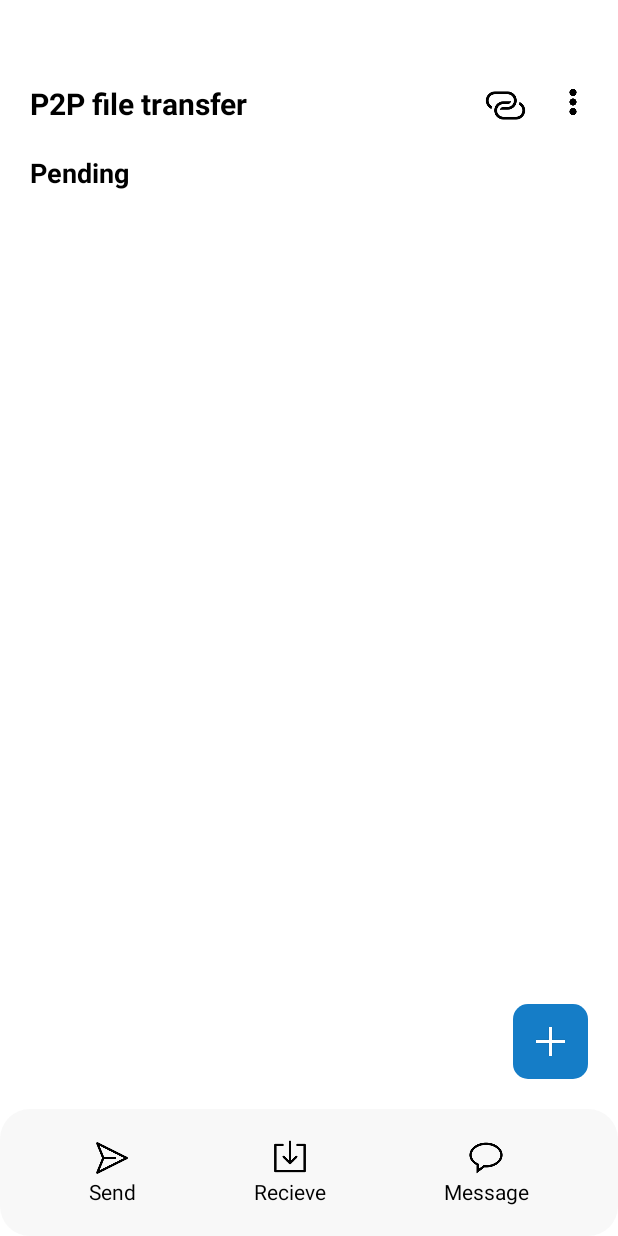
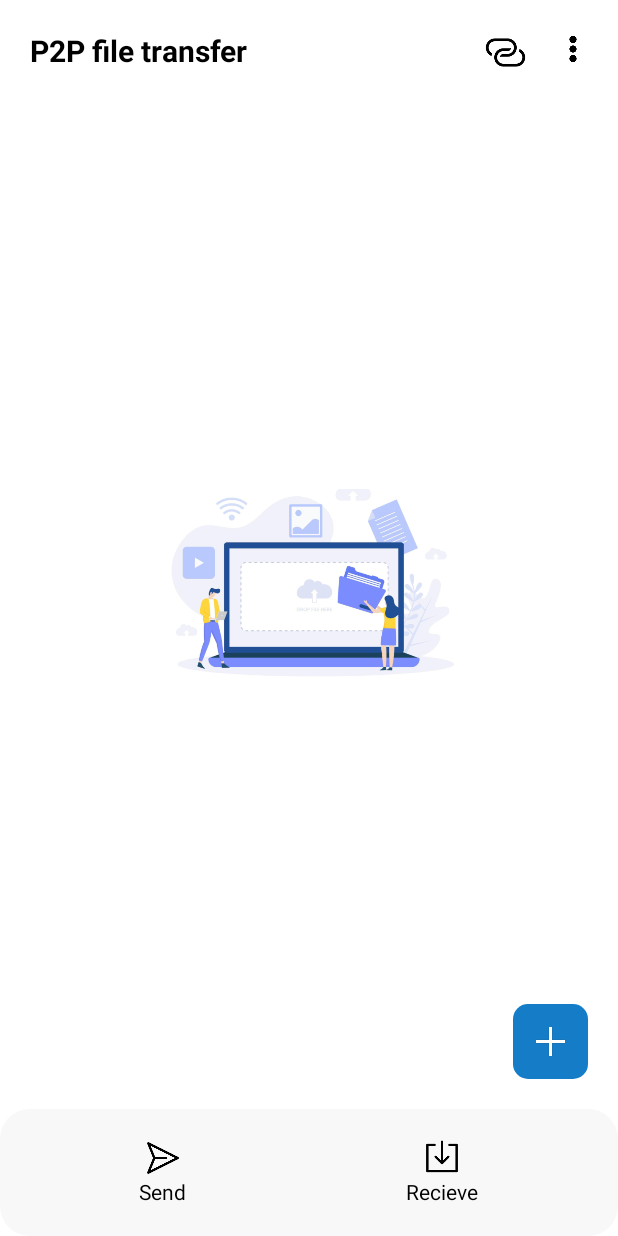
Before and after one commit to akranjithkumar/P2P-File-transfer, an Android app: the screen it shows after launch (MainActivity), on a phone screen of 412 x 824 dp. Run offline under Robolectric (Android 15) with nearby library versions, the phone set to English and light mode, and no system bars; libraries missing offline, so code that uses them is left out: com.journeyapps.barcodescanner; 6 statements that could not run were skipped.

Commit message:
FET: Mobile application upgrade

```diff
--- a/Android application/app/build.gradle
+++ b/Android application/app/build.gradle
@@ -40,6 +40,7 @@ dependencies {
     implementation ("com.journeyapps:zxing-android-embedded:4.3.0")
     implementation 'com.android.volley:volley:1.2.1'
     implementation 'com.squareup.okhttp3:okhttp:4.9.3'
+    implementation 'androidx.work:work-runtime-ktx:2.7.1'
 
 
 
--- a/Android application/app/src/main/AndroidManifest.xml
+++ b/Android application/app/src/main/AndroidManifest.xml
@@ -10,9 +10,15 @@
     <uses-permission android:name="android.permission.CHANGE_WIFI_STATE" />
     <uses-permission android:name="android.permission.ACCESS_FINE_LOCATION" />
     <uses-permission android:name="android.permission.CHANGE_NETWORK_STATE" />
+    <uses-permission android:name="android.permission.POST_NOTIFICATIONS" />
     <uses-permission android:name="android.permission.WRITE_SETTINGS" />
     <uses-permission android:name="android.permission.WRITE_EXTERNAL_STORAGE"/>
     <uses-permission android:name="android.permission.READ_EXTERNAL_STORAGE" />
+    <uses-permission android:name="android.permission.FOREGROUND_SERVICE"/>
+    <uses-permission android:name="android.permission.INTERNET"/>
+    <uses-permission android:name="android.permission.POST_NOTIFICATIONS"/>
+
+
 
     <application
         android:usesCleartextTraffic="true"
--- a/Android application/app/src/main/res/layout/activity_main.xml
+++ b/Android application/app/src/main/res/layout/activity_main.xml
@@ -3,46 +3,49 @@
     xmlns:app="http://schemas.android.com/apk/res-auto"
     xmlns:tools="http://schemas.android.com/tools"
     android:id="@+id/main"
+    android:fitsSystemWindows="true"
     android:background="@color/white"
     android:layout_width="match_parent"
     android:layout_height="match_parent"
     tools:context=".MainActivity">
 
+    <ImageView
+        android:layout_width="200dp"
+        android:id="@+id/img_illustration"
+        android:layout_height="200dp"
+        android:src="@drawable/illustration"
+        app:layout_constraintBottom_toBottomOf="@+id/scrollView2"
+        app:layout_constraintEnd_toEndOf="parent"
+        app:layout_constraintStart_toStartOf="parent"
+        app:layout_constraintTop_toBottomOf="@+id/txt_head" />
+
     <ScrollView
+        android:id="@+id/scrollView2"
         android:layout_width="match_parent"
         android:layout_height="0dp"
         app:layout_constraintBottom_toTopOf="@+id/linearLayout"
         app:layout_constraintTop_toBottomOf="@+id/txt_head">
+
         <LinearLayout
             android:layout_width="match_parent"
-            android:layout_height="0dp"
-            android:weightSum="2"
+            android:layout_height="match_parent"
             android:orientation="vertical"
             app:layout_constraintBottom_toTopOf="@+id/linearLayout"
             app:layout_constraintTop_toBottomOf="@+id/txt_head">
 
             <LinearLayout
-                android:layout_weight="1"
-                android:orientation="vertical"
                 android:layout_width="match_parent"
-                android:layout_height="wrap_content">
-
-                <TextView
-                    android:layout_width="wrap_content"
-                    android:layout_height="wrap_content"
-                    android:layout_marginLeft="20dp"
-                    android:layout_marginTop="20dp"
-                    android:text="Pending"
-                    android:textColor="@color/black"
-                    android:textSize="18dp"
-                    android:textStyle="bold" />
+                android:layout_height="wrap_content"
+                android:orientation="vertical">
 
                 <androidx.recyclerview.widget.RecyclerView
                     android:id="@+id/message_recyclerview"
                     android:layout_width="match_parent"
-                    android:layout_height="wrap_content"
+                    android:layout_height="match_parent"
+                    android:layout_marginLeft="10dp"
+                    android:layout_marginTop="10dp"
+                    android:layout_marginRight="10dp"
                     android:scrollbars="none"
-                    android:layout_marginTop="10dp"
                     app:layout_constraintBottom_toTopOf="@+id/linearLayout"
                     app:layout_constraintEnd_toEndOf="parent"
                     app:layout_constraintStart_toStartOf="parent"
@@ -51,13 +54,12 @@
             </LinearLayout>
 
             <LinearLayout
+                android:layout_width="match_parent"
+                android:layout_height="wrap_content"
                 android:layout_weight="1"
-                android:orientation="vertical"
-                android:layout_width="match_parent"
-                android:layout_height="wrap_content">
+                android:orientation="vertical">
 
                 <TextView
-                    android:visibility="gone"
                     android:layout_width="wrap_content"
                     android:layout_height="wrap_content"
                     android:layout_marginLeft="20dp"
@@ -65,19 +67,9 @@
                     android:text="Completed"
                     android:textColor="@color/black"
                     android:textSize="18dp"
-                    android:textStyle="bold" />
+                    android:textStyle="bold"
+                    android:visibility="gone" />
 
-
-                <androidx.recyclerview.widget.RecyclerView
-                    android:id="@+id/message_recyclerview_completed"
-                    android:layout_width="match_parent"
-                    android:layout_height="wrap_content"
-                    android:scrollbars="none"
-                    android:layout_marginTop="10dp"
-                    app:layout_constraintBottom_toTopOf="@+id/linearLayout"
-                    app:layout_constraintEnd_toEndOf="parent"
-                    app:layout_constraintStart_toStartOf="parent"
-                    app:layout_constraintTop_toBottomOf="@+id/txt_head" />
 
             </LinearLayout>
 
@@ -93,7 +85,7 @@
         android:text="P2P file transfer"
         android:textColor="@color/black"
         android:textSize="20dp"
-        android:layout_marginTop="55dp"
+        android:layout_marginTop="20dp"
         android:layout_marginLeft="20dp"
         android:textStyle="bold"
         app:layout_constraintStart_toStartOf="parent"
@@ -126,7 +118,7 @@
         android:layout_height="wrap_content"
         android:background="@drawable/menu_background"
         android:padding="20dp"
-        android:weightSum="3"
+        android:weightSum="2"
         app:layout_constraintBottom_toBottomOf="parent"
         app:layout_constraintEnd_toEndOf="parent"
         app:layout_constraintStart_toStartOf="parent">
@@ -171,32 +163,13 @@
                 android:textColor="@color/black" />
         </LinearLayout>
 
-        <LinearLayout
-            android:id="@+id/main_message_btn"
-            android:layout_width="wrap_content"
-            android:layout_height="wrap_content"
-            android:layout_weight="1"
-            android:gravity="center"
-            android:orientation="vertical">
-
-            <ImageView
-                android:layout_width="25dp"
-                android:layout_height="25dp"
-                android:src="@drawable/message" />
-
-            <TextView
-                android:layout_width="wrap_content"
-                android:layout_height="wrap_content"
-                android:text="Message"
-                android:textColor="@color/black" />
-        </LinearLayout>
     </LinearLayout>
 
     <ImageView
-        android:id="@+id/imageView"
+        android:id="@+id/img_main_menu"
         android:layout_width="20dp"
         android:layout_height="25dp"
-        android:layout_marginTop="55dp"
+        android:layout_marginTop="20dp"
         android:layout_marginRight="20dp"
         app:layout_constraintEnd_toEndOf="parent"
         app:layout_constraintTop_toTopOf="parent"
@@ -204,12 +177,12 @@
 
 
     <ImageView
+        android:layout_marginRight="20dp"
         android:id="@+id/img_hotspot"
         android:layout_width="30dp"
         android:layout_height="30dp"
-        android:layout_marginTop="55dp"
-        android:layout_marginRight="20dp"
-        app:layout_constraintEnd_toStartOf="@+id/imageView"
+        android:layout_marginTop="20dp"
+        app:layout_constraintEnd_toStartOf="@+id/img_main_menu"
         app:layout_constraintTop_toTopOf="parent"
         app:srcCompat="@drawable/personal_hotspot" />
 
```
Also changed, not shown: Android application/app/src/main/java/com/example/p2pfiletransfer/Listen.java (added, +43 -0 lines), Android application/app/src/main/java/com/example/p2pfiletransfer/MainActivity.java (+43 -29 lines), Android application/app/src/main/java/com/example/p2pfiletransfer/Message.java (+17 -3 lines), Android application/app/src/main/java/com/example/p2pfiletransfer/NotificationHelper.java (added, +52 -0 lines), Android application/app/src/main/java/com/example/p2pfiletransfer/Recieve.java (+18 -15 lines), Android application/app/src/main/java/com/example/p2pfiletransfer/list_adapter.java (+24 -5 lines), Android application/app/src/main/res/layout/activity_message.xml (+4 -23 lines), Android application/app/src/main/res/layout/activity_recieve.xml (+24 -27 lines), Android application/app/src/main/res/layout/list_layout.xml (+8 -16 lines), Android application/app/src/main/res/drawable/illustration.png (added), Android application/app/src/main/res/drawable/img.png (added).
